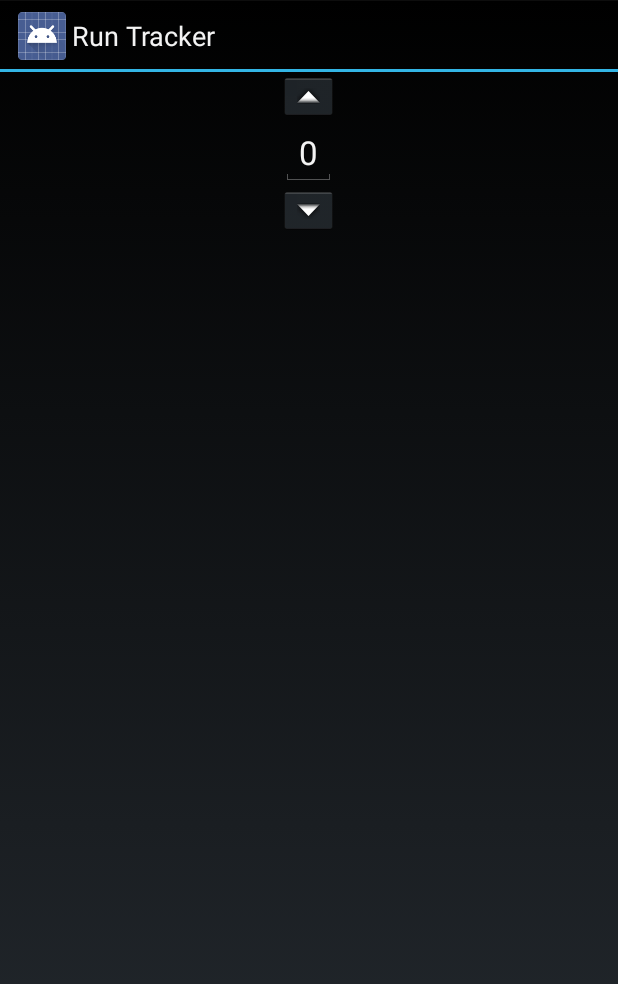
After one commit to kelnage/anr-run-tracker, an Android app: the layout counter_view.xml on its own in the app's theme, with its tools: preview values and no code run, on a phone screen of 412 x 824 dp. The commit adds this screen. Shown: the top 984 px of the screen. Run offline under Robolectric (Android 15) with nearby library versions, the phone set to English and light mode, and no system bars.

Commit message:
Initial work on recording clicks and economy during games.

```diff
--- /dev/null
+++ b/src/main/java/uk/org/nickmoore/runtrack/ui/InvertibleEditText.java
@@ -0,0 +1,53 @@
+package uk.org.nickmoore.runtrack.ui;
+
+import android.content.Context;
+import android.content.res.TypedArray;
+import android.graphics.Canvas;
+import android.util.AttributeSet;
+import android.widget.EditText;
+import android.widget.TextView;
+
+import uk.org.nickmoore.runtrack.R;
+
+public class InvertibleEditText extends EditText {
+    private boolean inverted = false;
+
+    public InvertibleEditText(Context context) {
+        super(context);
+    }
+
+    public InvertibleEditText(Context context, AttributeSet attrs)
+    {
+        super(context, attrs);
+        TypedArray a = context.getTheme().obtainStyledAttributes(
+                attrs,
+                R.styleable.InvertibleEditText,
+                0, 0);
+        try {
+            inverted = a.getBoolean(R.styleable.InvertibleEditText_inverted, false);
+        }
+        finally {
+            a.recycle();
+        }
+    }
+
+    public boolean isInverted() {
+        return inverted;
+    }
+
+    public void setInverted(boolean inverted) {
+        this.inverted = inverted;
+    }
+
+    @Override
+    public void onDraw(Canvas canvas) {
+        canvas.save();
+        if(inverted) {
+            float py = this.getHeight()/2.0f;
+            float px = this.getWidth()/2.0f;
+            canvas.rotate(180, px, py);
+        }
+        super.onDraw(canvas);
+        canvas.restore();
+    }
+}
--- /dev/null
+++ b/src/main/res/layout/counter_view.xml
@@ -0,0 +1,36 @@
+<?xml version="1.0" encoding="utf-8"?>
+
+<LinearLayout xmlns:android="http://schemas.android.com/apk/res/android"
+    xmlns:tools="http://schemas.android.com/tools"
+    xmlns:runtrack="http://schemas.android.com/apk/res-auto"
+    android:orientation="vertical" android:layout_width="match_parent"
+    android:layout_height="match_parent"
+    android:focusable="true" android:focusableInTouchMode="true"
+    tools:context=".ui.CounterView">
+
+    <ImageButton
+        android:layout_width="wrap_content"
+        android:layout_height="wrap_content"
+        android:id="@+id/top"
+        android:layout_gravity="center"
+        android:contentDescription="@string/up_arrow"
+        android:src="@android:drawable/arrow_up_float" />
+
+    <uk.org.nickmoore.runtrack.ui.InvertibleEditText
+        android:layout_width="wrap_content"
+        android:layout_height="wrap_content"
+        android:textAppearance="?android:attr/textAppearanceLarge"
+        android:text="@string/zero"
+        android:id="@+id/counter"
+        android:layout_gravity="center"
+        android:inputType="numberSigned" />
+
+    <ImageButton
+        android:layout_width="wrap_content"
+        android:layout_height="wrap_content"
+        android:id="@+id/bottom"
+        android:layout_gravity="center"
+        android:contentDescription="@string/down_arrow"
+        android:clickable="false"
+        android:src="@android:drawable/arrow_down_float"/>
+</LinearLayout>
--- /dev/null
+++ b/src/main/res/menu/game_tracking.xml
@@ -0,0 +1,6 @@
+<menu xmlns:android="http://schemas.android.com/apk/res/android">
+    <item android:id="@+id/action_settings"
+        android:title="@string/action_settings"
+        android:orderInCategory="100"
+        android:showAsAction="never" />
+</menu>
--- a/src/main/res/values/strings.xml
+++ b/src/main/res/values/strings.xml
@@ -66,5 +66,9 @@
     <string name="corp_faction_win_rate">Corporation Win Rate</string>
     <string name="zero">0</string>
     <string name="overall_win_rate">Overall Win Rate</string>
+    <string name="down_arrow">Down arrow</string>
+    <string name="up_arrow">Up arrow</string>
+    <string name="click">Click</string>
+    <string name="credit">Credit</string>
 
 </resources>
```
Also changed, not shown: src/main/AndroidManifest.xml (+13 -9 lines), src/main/java/uk/org/nickmoore/runtrack/ui/CounterView.java (added, +114 -0 lines), src/main/java/uk/org/nickmoore/runtrack/ui/GameTrackingActivity.java (added, +25 -0 lines), src/main/java/uk/org/nickmoore/runtrack/ui/InvertibleTextView.java (added, +53 -0 lines), src/main/java/uk/org/nickmoore/runtrack/ui/RotatableImageView.java (added, +52 -0 lines), src/main/res/layout/game_tracking.xml (added, +156 -0 lines), src/main/res/values/attrs.xml (added, +18 -0 lines).
